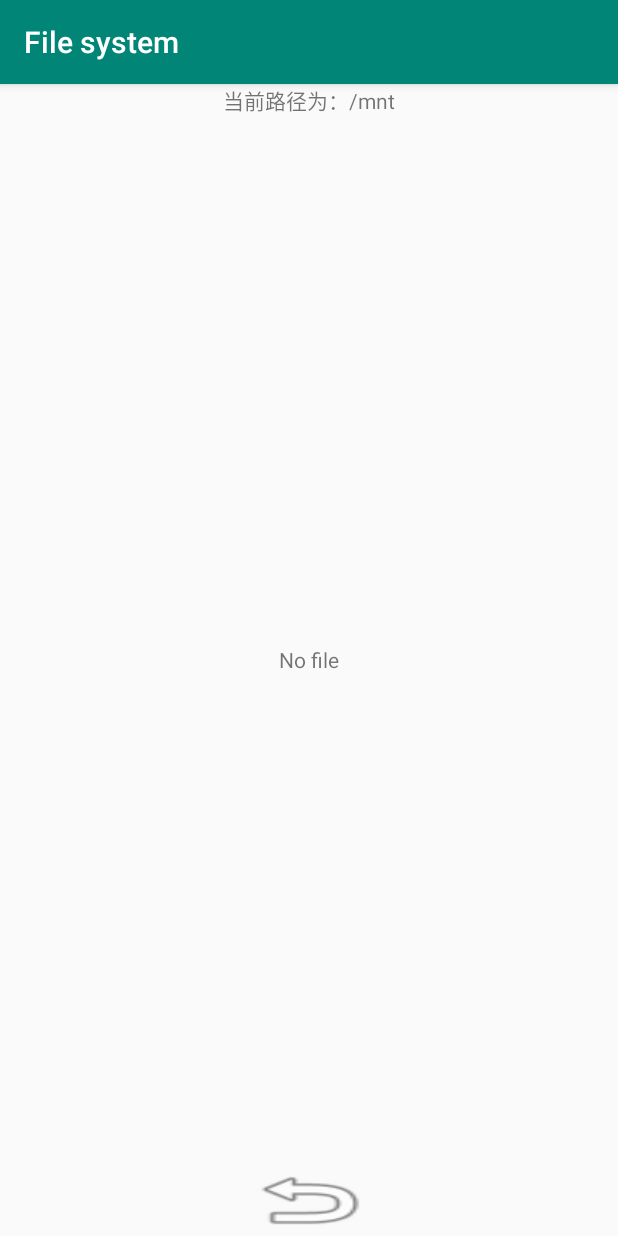
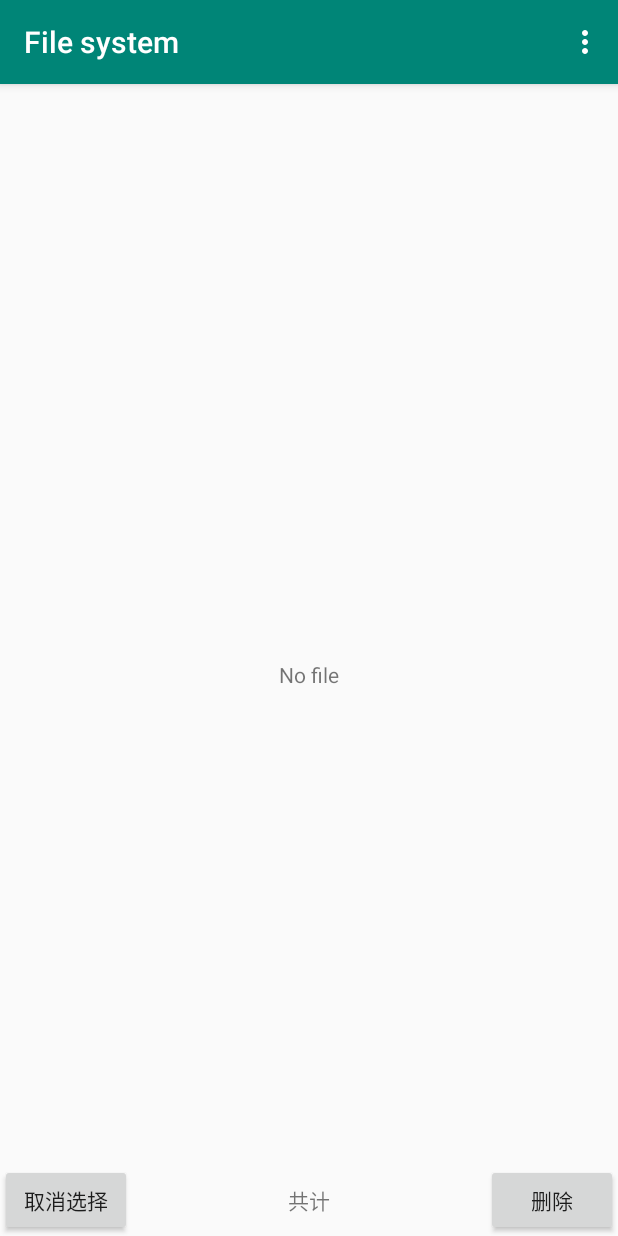
Before and after one commit to xKk2016/MyFileViewer, an Android app: the screen it shows after launch (MainActivity), on a phone screen of 412 x 824 dp. Run offline under Robolectric (Android 15) with nearby library versions, the phone set to English and light mode, and no system bars.

Commit message:
添加了checkbox，并且设置了隐藏选项，用来操作复选的选项

```diff
--- a/app/src/main/AndroidManifest.xml
+++ b/app/src/main/AndroidManifest.xml
@@ -3,8 +3,9 @@
     xmlns:tools="http://schemas.android.com/tools"
     package="com.example.kk.flyingmusic">
     <uses-permission android:name="android.permission.WRITE_EXTERNAL_STORAGE" />
-    <uses-permission android:name="android.permission.MOUNT_UNMOUNT_FILESYSTEMS"
-        tools:ignore="ProtectedPermissions" />
+    <!--<uses-permission android:name="android.permission.MOUNT_UNMOUNT_FILESYSTEMS"-->
+        <!--tools:ignore="ProtectedPermissions" />-->
+    <uses-permission android:name="android.permission.READ_EXTERNAL_STORAGE"/>
 
     <application
         android:allowBackup="true"
--- a/app/src/main/java/com/example/kk/flyingmusic/MainActivity.java
+++ b/app/src/main/java/com/example/kk/flyingmusic/MainActivity.java
@@ -2,9 +2,12 @@ package com.example.kk.flyingmusic;
 
 import android.content.DialogInterface;
 import android.content.Intent;
+import android.os.Environment;
 import android.support.v7.app.AlertDialog;
 import android.support.v7.app.AppCompatActivity;
 import android.os.Bundle;
+import android.util.Log;
+import android.view.Menu;
 import android.view.View;
 import android.widget.AdapterView;
 import android.widget.ArrayAdapter;
@@ -27,7 +30,7 @@ public class MainActivity extends AppCompatActivity {
 
     ListView fileList;
     TextView path;
-    Button parent;
+//    Button parent;
 
     //记录当前路径下 的所有文件的数组
     File currentParent;
@@ -40,14 +43,16 @@ public class MainActivity extends AppCompatActivity {
         setContentView(R.layout.activity_main);
         fileList = findViewById(R.id.filelist);
         path = findViewById(R.id.path);
-        parent = findViewById(R.id.parent);
 
 
 
-        File root = new File("/mnt");
+
+        File root = this.getApplicationContext().getFilesDir();
+        Log.i(TAG, "onCreate: toor"+root.toString());
         if (root.exists()) {
             currentParent = root;
             currentFiles = root.listFiles();//获取root目录下的所有文件
+            Log.i(TAG, "onCreate: "+currentFiles.toString());
 
             inflateListView(currentFiles);
         }
@@ -77,18 +82,27 @@ public class MainActivity extends AppCompatActivity {
                 }
             }
         });
+        fileList.setOnItemLongClickListener(new AdapterView.OnItemLongClickListener() {
+            @Override
+            public boolean onItemLongClick(AdapterView<?> parent, View view, int position, long id) {
 
-        parent.setOnClickListener(new View.OnClickListener() {
-            @Override
-            public void onClick(View v) {
-                onbey();
+
+                return false;
             }
         });
     }
 
+    @Override
+    public boolean onCreateOptionsMenu(Menu menu) {
+        getMenuInflater().inflate(R.menu.menu,menu);
+        return true;
+    }
+
     private void onbey() {
         try {
-            if (!"/mnt".equals(currentParent.getCanonicalPath())) {
+            Log.i(TAG, "onbey: this"+String.valueOf(this.getApplicationContext().getFilesDir()));
+            Log.i(TAG, "onbey:currentParent "+currentParent.getCanonicalPath());
+            if (!String.valueOf(this.getApplicationContext().getFilesDir()).equals(currentParent.getCanonicalPath())) {
                 //获取上一层目录
                 currentParent = currentParent.getParentFile();
                 //列出当前目录下的所有文件
@@ -131,7 +145,7 @@ public class MainActivity extends AppCompatActivity {
                 Map<String, Object> listItem = new HashMap<String, Object>();
                 //如果当前File是文件夹，使用folder图标；否则使用file图标
                 if (files[i].isDirectory()) listItem.put("icon", R.mipmap.folder);
-                    //else if(files[i].isFi)
+                    //else if(files[i].isFile)
                 else listItem.put("icon", R.mipmap.file);
                 listItem.put("fileName", files[i].getName());
                 listItems.add(listItem);
--- /dev/null
+++ b/app/src/main/res/drawable/ic_launcher_background1.xml
@@ -0,0 +1,74 @@
+<?xml version="1.0" encoding="utf-8"?>
+<vector
+    android:height="108dp"
+    android:width="108dp"
+    android:viewportHeight="108"
+    android:viewportWidth="108"
+    xmlns:android="http://schemas.android.com/apk/res/android">
+    <path android:fillColor="#008577"
+          android:pathData="M0,0h108v108h-108z"/>
+    <path android:fillColor="#00000000" android:pathData="M9,0L9,108"
+          android:strokeColor="#33FFFFFF" android:strokeWidth="0.8"/>
+    <path android:fillColor="#00000000" android:pathData="M19,0L19,108"
+          android:strokeColor="#33FFFFFF" android:strokeWidth="0.8"/>
+    <path android:fillColor="#00000000" android:pathData="M29,0L29,108"
+          android:strokeColor="#33FFFFFF" android:strokeWidth="0.8"/>
+    <path android:fillColor="#00000000" android:pathData="M39,0L39,108"
+          android:strokeColor="#33FFFFFF" android:strokeWidth="0.8"/>
+    <path android:fillColor="#00000000" android:pathData="M49,0L49,108"
+          android:strokeColor="#33FFFFFF" android:strokeWidth="0.8"/>
+    <path android:fillColor="#00000000" android:pathData="M59,0L59,108"
+          android:strokeColor="#33FFFFFF" android:strokeWidth="0.8"/>
+    <path android:fillColor="#00000000" android:pathData="M69,0L69,108"
+          android:strokeColor="#33FFFFFF" android:strokeWidth="0.8"/>
+    <path android:fillColor="#00000000" android:pathData="M79,0L79,108"
+          android:strokeColor="#33FFFFFF" android:strokeWidth="0.8"/>
+    <path android:fillColor="#00000000" android:pathData="M89,0L89,108"
+          android:strokeColor="#33FFFFFF" android:strokeWidth="0.8"/>
+    <path android:fillColor="#00000000" android:pathData="M99,0L99,108"
+          android:strokeColor="#33FFFFFF" android:strokeWidth="0.8"/>
+    <path android:fillColor="#00000000" android:pathData="M0,9L108,9"
+          android:strokeColor="#33FFFFFF" android:strokeWidth="0.8"/>
+    <path android:fillColor="#00000000" android:pathData="M0,19L108,19"
+          android:strokeColor="#33FFFFFF" android:strokeWidth="0.8"/>
+    <path android:fillColor="#00000000" android:pathData="M0,29L108,29"
+          android:strokeColor="#33FFFFFF" android:strokeWidth="0.8"/>
+    <path android:fillColor="#00000000" android:pathData="M0,39L108,39"
+          android:strokeColor="#33FFFFFF" android:strokeWidth="0.8"/>
+    <path android:fillColor="#00000000" android:pathData="M0,49L108,49"
+          android:strokeColor="#33FFFFFF" android:strokeWidth="0.8"/>
+    <path android:fillColor="#00000000" android:pathData="M0,59L108,59"
+          android:strokeColor="#33FFFFFF" android:strokeWidth="0.8"/>
+    <path android:fillColor="#00000000" android:pathData="M0,69L108,69"
+          android:strokeColor="#33FFFFFF" android:strokeWidth="0.8"/>
+    <path android:fillColor="#00000000" android:pathData="M0,79L108,79"
+          android:strokeColor="#33FFFFFF" android:strokeWidth="0.8"/>
+    <path android:fillColor="#00000000" android:pathData="M0,89L108,89"
+          android:strokeColor="#33FFFFFF" android:strokeWidth="0.8"/>
+    <path android:fillColor="#00000000" android:pathData="M0,99L108,99"
+          android:strokeColor="#33FFFFFF" android:strokeWidth="0.8"/>
+    <path android:fillColor="#00000000" android:pathData="M19,29L89,29"
+          android:strokeColor="#33FFFFFF" android:strokeWidth="0.8"/>
+    <path android:fillColor="#00000000" android:pathData="M19,39L89,39"
+          android:strokeColor="#33FFFFFF" android:strokeWidth="0.8"/>
+    <path android:fillColor="#00000000" android:pathData="M19,49L89,49"
+          android:strokeColor="#33FFFFFF" android:strokeWidth="0.8"/>
+    <path android:fillColor="#00000000" android:pathData="M19,59L89,59"
+          android:strokeColor="#33FFFFFF" android:strokeWidth="0.8"/>
+    <path android:fillColor="#00000000" android:pathData="M19,69L89,69"
+          android:strokeColor="#33FFFFFF" android:strokeWidth="0.8"/>
+    <path android:fillColor="#00000000" android:pathData="M19,79L89,79"
+          android:strokeColor="#33FFFFFF" android:strokeWidth="0.8"/>
+    <path android:fillColor="#00000000" android:pathData="M29,19L29,89"
+          android:strokeColor="#33FFFFFF" android:strokeWidth="0.8"/>
+    <path android:fillColor="#00000000" android:pathData="M39,19L39,89"
+          android:strokeColor="#33FFFFFF" android:strokeWidth="0.8"/>
+    <path android:fillColor="#00000000" android:pathData="M49,19L49,89"
+          android:strokeColor="#33FFFFFF" android:strokeWidth="0.8"/>
+    <path android:fillColor="#00000000" android:pathData="M59,19L59,89"
+          android:strokeColor="#33FFFFFF" android:strokeWidth="0.8"/>
+    <path android:fillColor="#00000000" android:pathData="M69,19L69,89"
+          android:strokeColor="#33FFFFFF" android:strokeWidth="0.8"/>
+    <path android:fillColor="#00000000" android:pathData="M79,19L79,89"
+          android:strokeColor="#33FFFFFF" android:strokeWidth="0.8"/>
+</vector>
--- a/app/src/main/res/layout/activity_main.xml
+++ b/app/src/main/res/layout/activity_main.xml
@@ -5,7 +5,12 @@
     android:layout_width="match_parent"
     android:layout_height="match_parent"
     tools:context=".MainActivity"
-    android:orientation="horizontal">
+    android:orientation="vertical">
+
+    <LinearLayout
+        android:layout_width="match_parent"
+        android:layout_height="match_parent"
+        android:orientation="vertical">
 
         <TextView
             android:id="@+id/path"
@@ -19,22 +24,46 @@
             android:layout_width="wrap_content"
             android:layout_height="wrap_content"
             android:divider="#000"
-        android:dividerHeight="1px" >
+            android:dividerHeight="1px">
 
         </ListView>
 
         <TextView
             android:id="@+id/nofile"
-        android:text="@string/no_file"
+            android:layout_width="match_parent"
+            android:layout_height="match_parent"
             android:gravity="center"
+            android:text="@string/no_file" />
+    </LinearLayout>
+
+
+    <LinearLayout
+        android:id="@+id/linearLayout"
         android:layout_width="match_parent"
-        android:layout_height="match_parent" />
+        android:layout_height="wrap_content"
+        android:layout_alignParentBottom="true"
+        android:orientation="horizontal"
+        android:visibility="visible" >
 
         <Button
-        android:id="@+id/parent"
+            android:id="@+id/bt_cancel"
             android:layout_width="wrap_content"
             android:layout_height="wrap_content"
-        android:layout_alignParentBottom="true"
-        android:layout_centerHorizontal="true"
-        android:background="@android:drawable/ic_menu_revert" />
+            android:text="取消选择" />
+
+        <TextView
+            android:id="@+id/tv_sum"
+            android:layout_width="0dp"
+            android:layout_height="wrap_content"
+            android:layout_weight="1"
+            android:gravity="center"
+            android:text="共计" />
+
+        <Button
+            android:id="@+id/bt_delete"
+            android:layout_width="wrap_content"
+            android:layout_height="wrap_content"
+            android:text="删除" />
+    </LinearLayout>
+
 </RelativeLayout>
--- a/app/src/main/res/layout/list_item.xml
+++ b/app/src/main/res/layout/list_item.xml
@@ -11,9 +11,23 @@
         android:id="@+id/icon" />
 
     <TextView
+        android:id="@+id/filename"
         android:layout_width="wrap_content"
         android:layout_height="wrap_content"
-        android:text="testfilename"
-        android:id="@+id/filename" />
+        android:layout_weight="5"
+        android:text="testfilename" />
+
+    <CheckBox
+        android:id="@+id/checkBox"
+        android:layout_width="wrap_content"
+        android:layout_height="wrap_content"
+
+        android:layout_weight="1"
+        android:clickable="false"
+        android:focusable="false"
+        android:text=""
+        android:layoutDirection="rtl"
+        android:visibility="invisible" />
+
 
 </LinearLayout>
--- /dev/null
+++ b/app/src/main/res/menu/menu.xml
@@ -0,0 +1,20 @@
+<?xml version="1.0" encoding="utf-8"?>
+<menu xmlns:app="http://schemas.android.com/apk/res-auto"
+    xmlns:android="http://schemas.android.com/apk/res/android">
+
+    <item
+        android:id="@+id/menu_root"
+        android:title="@string/menu_root" />
+    <item
+        android:id="@+id/doc"
+        android:title="@string/DOC" />
+    <item
+        android:id="@+id/picture"
+        android:title="@string/pic" />
+    <item
+        android:id="@+id/music"
+        android:title="@string/music" />
+    <item
+        android:id="@+id/newfolder"
+        android:title="@string/newfolder" />
+</menu>
--- a/app/src/main/res/mipmap-anydpi-v26/file.xml
+++ b/app/src/main/res/mipmap-anydpi-v26/file.xml
@@ -1,5 +1,5 @@
 <?xml version="1.0" encoding="utf-8"?>
 <adaptive-icon xmlns:android="http://schemas.android.com/apk/res/android">
-    <background android:drawable="@drawable/ic_launcher_background"/>
-    <foreground android:drawable="@mipmap/ic_launcher_foreground"/>
+    <background android:drawable="@drawable/ic_launcher_background1"/>
+    <foreground android:drawable="@mipmap/ic_launcher_foreground1"/>
 </adaptive-icon>
--- a/app/src/main/res/mipmap-anydpi-v26/file_round.xml
+++ b/app/src/main/res/mipmap-anydpi-v26/file_round.xml
@@ -1,5 +1,5 @@
 <?xml version="1.0" encoding="utf-8"?>
 <adaptive-icon xmlns:android="http://schemas.android.com/apk/res/android">
-    <background android:drawable="@drawable/ic_launcher_background"/>
-    <foreground android:drawable="@mipmap/ic_launcher_foreground"/>
+    <background android:drawable="@drawable/ic_launcher_background1"/>
+    <foreground android:drawable="@mipmap/ic_launcher_foreground1"/>
 </adaptive-icon>
--- a/app/src/main/res/values/strings.xml
+++ b/app/src/main/res/values/strings.xml
@@ -1,4 +1,9 @@
 <resources>
     <string name="app_name">Flyingmusic</string>
     <string name="no_file">No file</string>
+    <string name="menu_root">所有文件</string>
+    <string name="DOC">文档</string>
+    <string name="pic">图片</string>
+    <string name="music">音乐</string>
+    <string name="newfolder">新建文件夹</string>
 </resources>
```
Also changed, not shown: app/src/main/res/mipmap-hdpi/ic_launcher_foreground1.png (added), app/src/main/res/mipmap-mdpi/ic_launcher_foreground1.png (added), app/src/main/res/mipmap-xhdpi/ic_launcher_foreground1.png (added), app/src/main/res/mipmap-xxhdpi/ic_launcher_foreground1.png (added), app/src/main/res/mipmap-xxxhdpi/ic_launcher_foreground1.png (added). Lines whose indentation alone changed are shown as unchanged.
